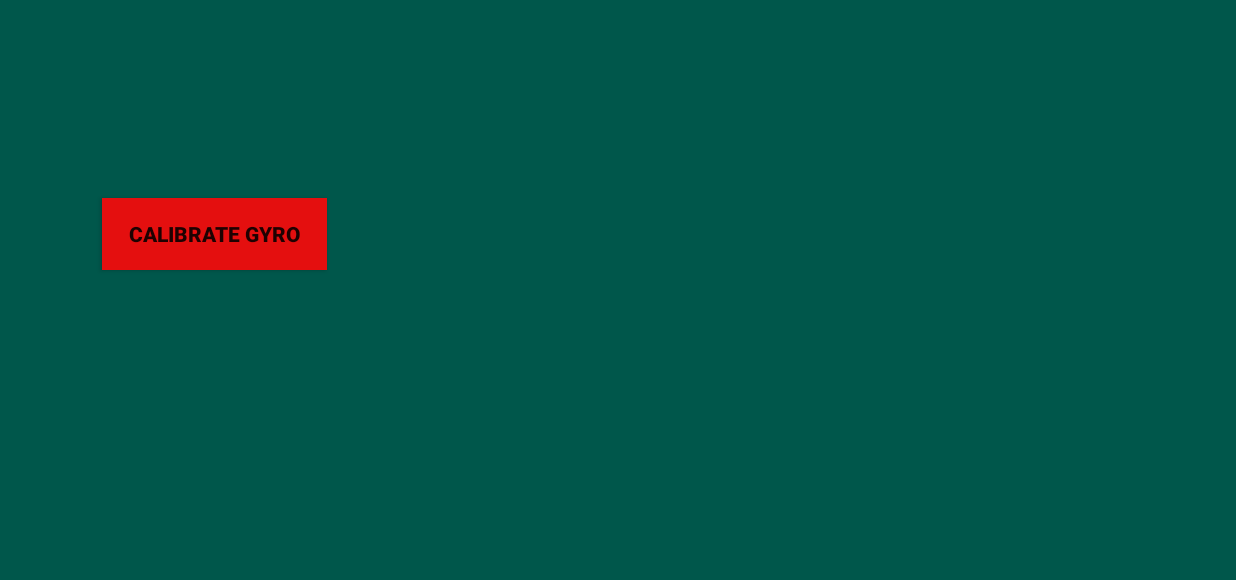
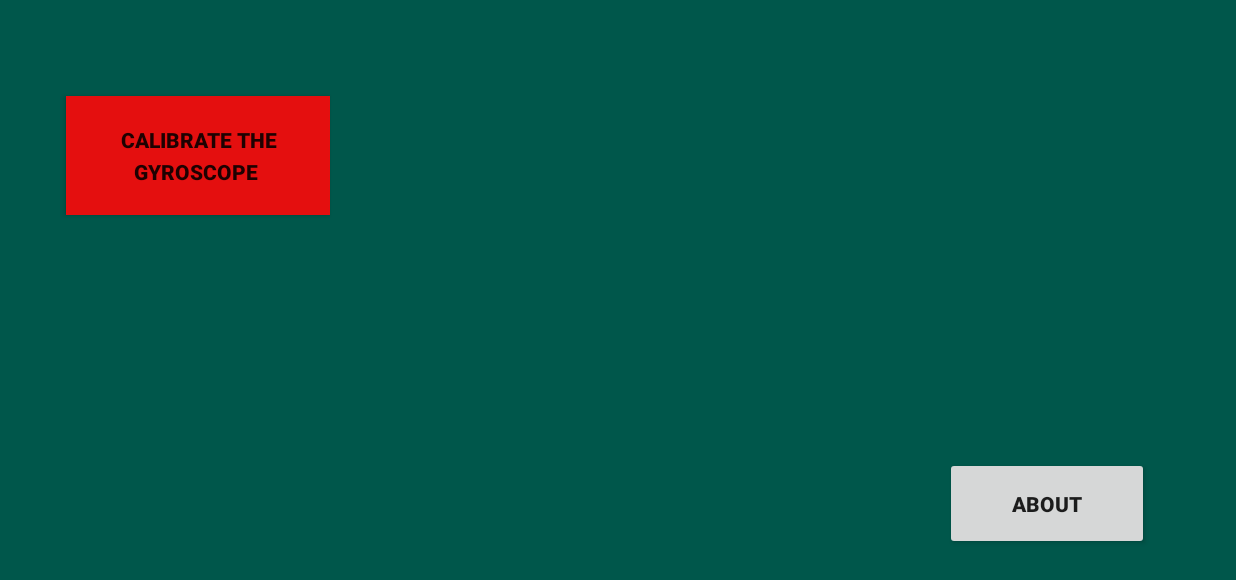
Before and after one commit to annunakki/AndroidRobot_control_app, an Android app: the screen it shows after launch (SettingMenu), after a tap on "SETTINGS", on a phone screen of 824 x 412 dp (held sideways). Shown: the top 580 px of the screen. Run offline under Robolectric (Android 15) with nearby library versions, the phone set to English and light mode, and no system bars.

Commit message:
fixed minor bugs, added about menu, changed names for two buttons, added about button inside settings menu

```diff
--- a/app/src/main/AndroidManifest.xml
+++ b/app/src/main/AndroidManifest.xml
@@ -35,6 +35,7 @@
         </activity>
 
         <activity android:name=".SettingMenu" />
+        <activity android:name=".AboutMenu"/>
         <!--<activity android:name=".SensorsSystem"/>-->
             </application>
 
--- a/app/src/main/java/com/stevensit/www/cpe556_interface_app/MainActivity.java
+++ b/app/src/main/java/com/stevensit/www/cpe556_interface_app/MainActivity.java
@@ -42,6 +42,7 @@ import android.widget.Switch;
 import android.widget.TextView;
 import android.widget.Toast;
 import android.widget.VideoView;
+
 import java.io.IOException;
 import java.io.OutputStream;
 import java.text.DecimalFormat;
@@ -53,10 +54,17 @@ import static android.view.animation.Animation.REVERSE;
 public class MainActivity extends Activity implements OnClickListener, SensorEventListener {
 
 
-    private Button btnSettings, btnBTConnect, btnForward, btnReverse, btnLeft, btnRight, btnCameraCenter, btnCalibrateGyro;
+    private Button btnSettings;
+    private Button btnBTConnect;
+    protected Button btnForward;
+    protected Button btnReverse;
+    protected Button btnLeft;
+    protected Button btnRight;
+    private Button btnCameraCenter;
+    private Button btnCalibrateGyro;
     public TextView screenStatusDisplay,blinkText,robotReadyStatus;
-    private Switch cameraSW;
-    private VideoView viewCameraWindow;
+    protected Switch cameraSW;
+    protected VideoView viewCameraWindow;
     private ImageButton btImage;
     public final String msgForward = "MOVING FORWARD";
     public  final String msgStop = "ROBOT STOPPED";
@@ -241,7 +249,7 @@ public class MainActivity extends Activity implements OnClickListener, SensorEve
         }
     }
 
-    private void sendToBtStream (String streamChr){  // send the selected output to bluetooth output socket
+    public void sendToBtStream(String streamChr){  // send the selected output to bluetooth output socket
         try{
             OutputStream btOutputStream = btSocket.getOutputStream();
             if (!streamChr.isEmpty() && btOutputStream !=null){
@@ -283,7 +291,7 @@ public class MainActivity extends Activity implements OnClickListener, SensorEve
 
     @SuppressLint("SetTextI18n")
     public void btConnectedMSG (){  // display bluetooth connection messages and set the indicators
-        Toast.makeText(getApplicationContext(), "Now connected to"+name, Toast.LENGTH_SHORT).show();
+        Toast.makeText(getApplicationContext(), "Now connected to: "+name, Toast.LENGTH_SHORT).show();
         btImage.setVisibility(View.VISIBLE);
         robotReadyStatus.setVisibility(View.VISIBLE);
         btImage.setActivated(true);
@@ -583,14 +591,14 @@ public class MainActivity extends Activity implements OnClickListener, SensorEve
 //      double roll = Math.toDegrees(orientationValues[0]);
 
         if (firstTimeRead){
-            rollValueOffset = orientationValues[0];
-            pitchValueOffset = orientationValues[1];
+            rollValueOffset = orientationValues[1];
+            pitchValueOffset = orientationValues[0];
 
             firstTimeRead=false;
         }
 
-        roll = roundDecimalNum(orientationValues[0]-rollValueOffset); // y asix rotation
-        pitch = - roundDecimalNum(orientationValues[1]-pitchValueOffset);  // x axis rotation
+        roll = - roundDecimalNum(orientationValues[1]-rollValueOffset); // x asix rotation
+        pitch = roundDecimalNum(orientationValues[0]-pitchValueOffset);  // y axis rotation
 
 
 
@@ -605,7 +613,7 @@ public class MainActivity extends Activity implements OnClickListener, SensorEve
 //        roll= roundDecimalNum(event.values[1]-rollValueOffset) ;
 
 
-        return new Pair[]{new Pair<>("pitch: ", pitch), new Pair<>("roll: ", roll)};
+        return new Pair[]{ new Pair<>("Roll: ", roll), new Pair<>("Pitch: ", pitch)};
 
     }
 
@@ -630,13 +638,114 @@ public class MainActivity extends Activity implements OnClickListener, SensorEve
         return Float.valueOf(numFormat.format(num));
     }
 
-//    public int roundNum(double num){  // to round the output number to the desired format
-//       // DecimalFormat numFormat = new DecimalFormat(pattern);
-//        return (int) num;
-//    }
-
     }
 
-    @SuppressLint("Registered")
-    class ButtonsFunctions extends MainActivity{
-    }
+//    //======================================================================================================================
+///*
+//All buttons functions are included here
+// */
+//
+//    @SuppressLint("Registered")
+//    class ButtonsFunctions extends MainActivity{
+//
+//        @SuppressLint("ClickableViewAccessibility")
+//        public void moveForward (View v){  // move forward command
+//            // setButtonListener(btnForward, "F", msgForward);
+//            v.setOnTouchListener(new View.OnTouchListener() {
+//                @Override
+//                public boolean onTouch(View v, MotionEvent event) {
+//                    if (event.getAction() == MotionEvent.ACTION_DOWN) {
+//                        sendToBtStream("F");
+//                        displayMoveStatus(msgForward);
+//                    }
+//                    if (event.getAction() == MotionEvent.ACTION_UP) {
+//                        displayStopMSG();
+//                    }
+//                    return true;
+//                }});
+//        }
+//
+//        public void cameraSwitch(View v) {
+//            if (cameraSW.isChecked()) {
+//                //cameraSW.setTextOff("Camera ON");
+//                cameraSW.setText("Camera ON");
+//                sensorOut = true;
+//                screenStatusDisplay.setText("Camera is activated");
+//                viewCameraWindow.setVisibility(View.VISIBLE);
+//
+//            } else {
+//                //cameraSW.setTextOff("Camera OFF");
+//                cameraSW.setText("Camera OFF");
+//                sensorOut = false;
+//                screenStatusDisplay.setText("Camera is deactivated");
+//                viewCameraWindow.setVisibility(View.INVISIBLE);
+//            }
+//        }
+//
+//        @SuppressLint("ClickableViewAccessibility")
+//        public void moveReverse (View v){  // move in reverse command
+//            // setButtonListener(btnReverse, "R", msgBackward);
+//            v.setOnTouchListener(new View.OnTouchListener() {
+//                @Override
+//                public boolean onTouch(View v, MotionEvent event) {
+//
+//                    if (event.getAction() == MotionEvent.ACTION_DOWN) {
+//                        sendToBtStream("B");
+//                        displayMoveStatus(msgBackward);
+//
+//                    }
+//                    if (event.getAction() == MotionEvent.ACTION_UP) {
+//                        displayStopMSG();
+//                    }
+//                    return true;
+//                }});
+//        }
+//
+//        @SuppressLint("ClickableViewAccessibility")
+//        public void turnLeft (View v){ // turn to the left command
+//
+//            //setButtonListener(btnLeft, "L", msgLeft);
+//
+//            v.setOnTouchListener(new View.OnTouchListener() {
+//                @Override
+//                public boolean onTouch(View v, MotionEvent event) {
+//                    if (event.getAction() == MotionEvent.ACTION_DOWN) {
+//                        sendToBtStream("L");
+//                        displayMoveStatus(msgLeft);
+//
+//                    }
+//                    if (event.getAction() == MotionEvent.ACTION_UP) {
+//                        displayStopMSG();
+//                    }
+//                    return true;
+//                }});
+//        }
+//
+//        @SuppressLint("ClickableViewAccessibility")
+//        public void turnRight (View v){   // turn to the right command
+//
+//            //   setButtonListener(btnRight, "F", msgRight);
+//
+//            v.setOnTouchListener(new View.OnTouchListener() {
+//                @Override
+//
+//                public boolean onTouch(View v, MotionEvent event) {
+//                    if (event.getAction() == MotionEvent.ACTION_DOWN) {
+//                        sendToBtStream("R");
+//                        displayMoveStatus(msgRight);
+//                    }
+//                    if (event.getAction() == MotionEvent.ACTION_UP) {
+//                        displayStopMSG();
+//                    }
+//                    return true;
+//                }});
+//        }
+//
+//
+//
+//
+//
+//
+//
+//
+//    }
--- a/app/src/main/res/layout-land/settings_menu.xml
+++ b/app/src/main/res/layout-land/settings_menu.xml
@@ -11,19 +11,34 @@
 
     <Button
         android:id="@+id/btnCalibrateGyro"
-        android:layout_width="150dp"
-        android:layout_height="48dp"
-        android:layout_marginStart="68dp"
-        android:layout_marginTop="132dp"
+        android:layout_width="176dp"
+        android:layout_height="79dp"
+        android:layout_marginStart="44dp"
+        android:layout_marginTop="64dp"
         android:background="#e40f0f"
         android:clickable="true"
         android:focusable="true"
         android:onClick="calibrateGyroSensor"
-        android:text="Calibrate Gyro"
+        android:text="Calibrate the Gyroscope "
+        android:lineSpacingExtra="5dp"
         android:textAlignment="center"
         android:textStyle="bold"
         android:visibility="visible"
         app:layout_constraintStart_toStartOf="parent"
         app:layout_constraintTop_toTopOf="parent" />
 
+    <Button
+        android:id="@+id/button"
+        android:layout_width="136dp"
+        android:layout_height="62dp"
+        android:layout_marginEnd="58dp"
+        android:layout_marginBottom="45dp"
+        android:text="About"
+        android:onClick="aboutMenu"
+        android:textAlignment="center"
+        android:textStyle="bold"
+        android:visibility="visible"
+        app:layout_constraintBottom_toBottomOf="parent"
+        app:layout_constraintEnd_toEndOf="parent" />
+
 </android.support.constraint.ConstraintLayout>
--- a/app/src/main/res/layout/main_activity.xml
+++ b/app/src/main/res/layout/main_activity.xml
@@ -5,7 +5,7 @@
     android:id="@+id/mainMenu"
     android:layout_width="match_parent"
     android:layout_height="match_parent"
-    android:background="@drawable/doid_background_small"
+    android:background="@drawable/droid_background_small"
     tools:ignore="MissingDefaultResource">
 
     <TextView
--- a/app/src/main/res/values/colors.xml
+++ b/app/src/main/res/values/colors.xml
@@ -2,5 +2,5 @@
 <resources>
     <color name="colorPrimary">#008577</color>
     <color name="colorPrimaryDark">#00574B</color>
-    <color name="colorAccent">#e08d0f</color>
+    <color name="colorAccent">#e9aa1c</color>
 </resources>
```
Also changed, not shown: app/src/main/java/com/stevensit/www/cpe556_interface_app/AboutMenu.java (added, +16 -0 lines), app/src/main/java/com/stevensit/www/cpe556_interface_app/SettingMenu.java (+8 -1 lines), app/src/main/res/layout-land/about_menu.xml (added, +40 -0 lines), app/src/main/res/layout-land/main_activity.xml (+6 -6 lines), app/src/main/res/menu/navigation.xml (+12 -12 lines), app/src/main/res/drawable/droid_background_small.jpg (renamed from app/src/main/res/drawable/doid_background_small.jpg).
